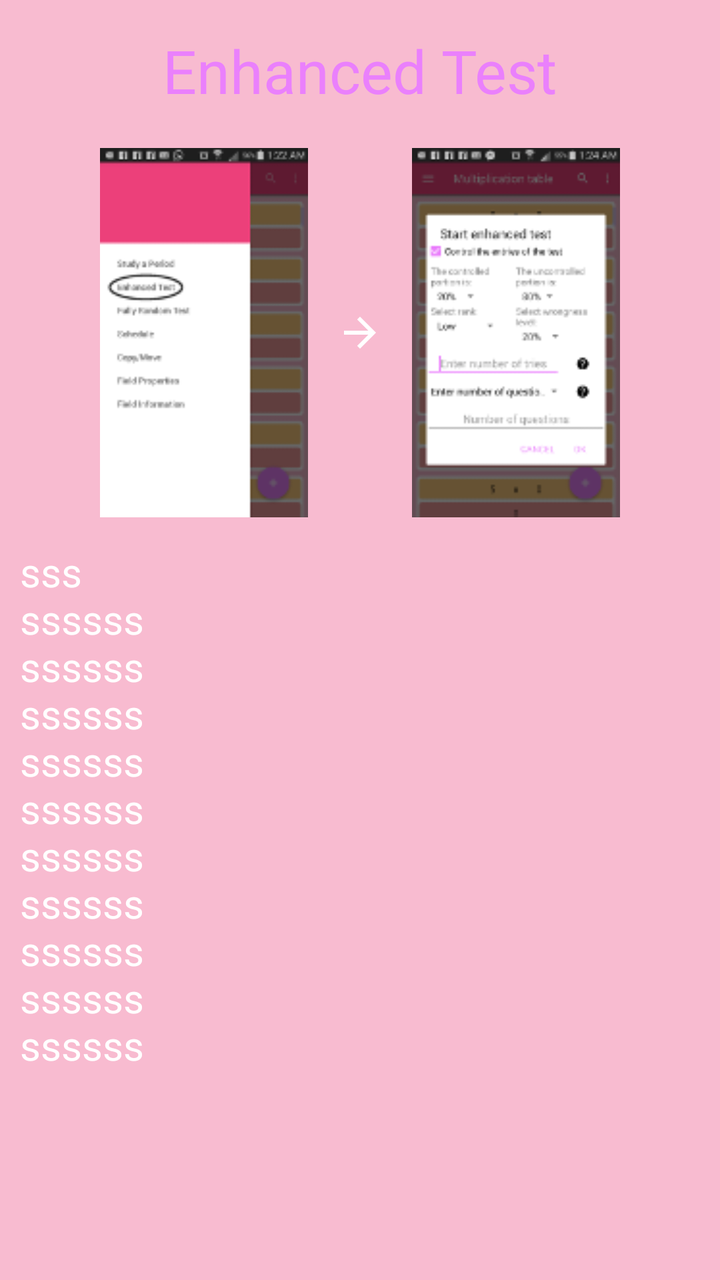
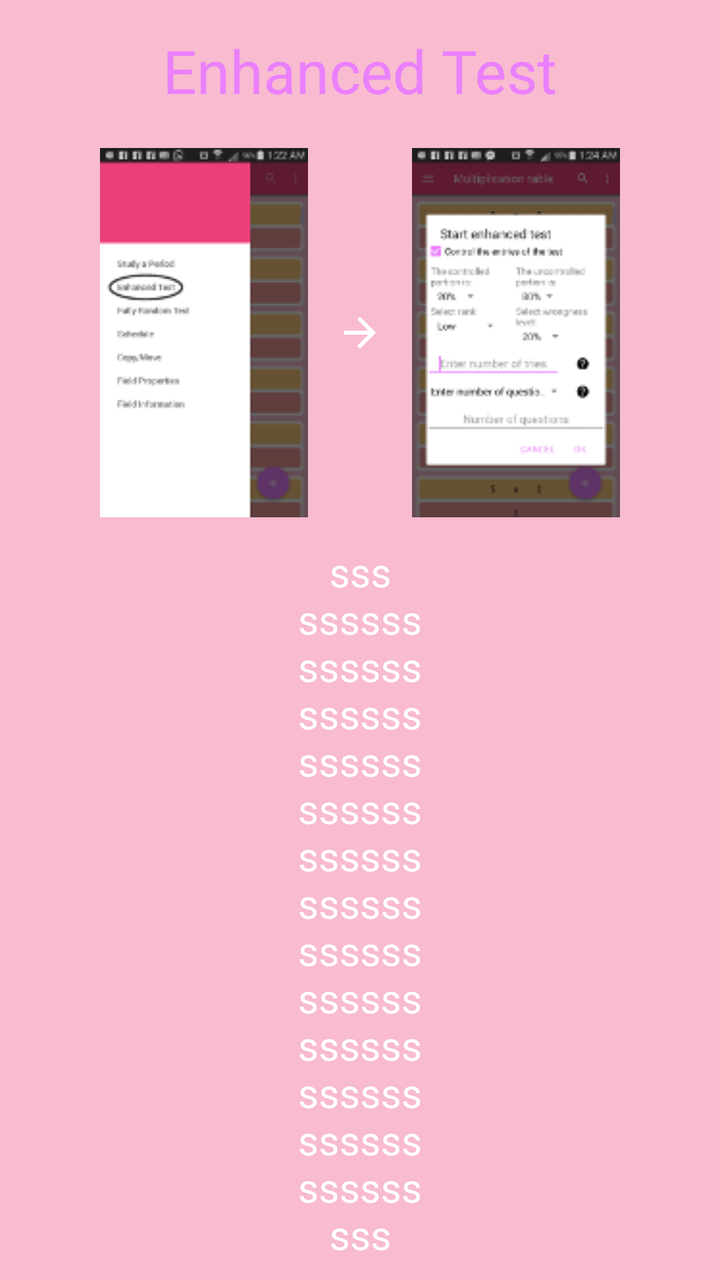

Before-and-after screenshots of an Android layout around one commit, followed by the original layout XML and the change that was made.
<!-- AndroidManifest.xml: application theme MyMaterialTheme -->
<!-- res/layout/intro_enhanced_test.xml -->
<?xml version="1.0" encoding="utf-8"?>
<LinearLayout xmlns:android="http://schemas.android.com/apk/res/android"
    android:layout_width="match_parent" android:layout_height="match_parent"
    android:orientation="vertical">

    <TextView
        android:layout_width="wrap_content"
        android:layout_height="wrap_content"
        android:text="@string/enhanced_test"
        android:textSize="30sp"
        android:padding="5dp"
        android:layout_margin="10dp"
        android:id="@+id/textView"
        android:textColor="@color/colorAccent"
        android:layout_gravity="center"/>

    <LinearLayout
        android:layout_width="match_parent"
        android:layout_height="wrap_content">

        <ImageView
            android:layout_width="0dp"
            android:layout_height="wrap_content"
            android:layout_weight="1"
            android:src="@drawable/intro_enhanced_test_scaled15"
            android:id="@+id/enhanced_test"
            android:layout_marginStart="50dp"
            android:onClick="introImageClicked"
            />

       <ImageView
           android:layout_width="0dp"
           android:layout_height="wrap_content"
           android:layout_weight="0.5"
           android:layout_gravity="center"
           android:src="@drawable/intro_arrow"/>

        <ImageView
            android:id="@+id/enhanced_test_dialog"
            android:layout_width="0dp"
            android:layout_height="wrap_content"
            android:layout_weight="1"
            android:src="@drawable/intro_enhanced_test_dialog_scaled15"
            android:layout_marginEnd="50dp"
            android:onClick="introImageClicked"
            />
    </LinearLayout>
    <EditText
        android:layout_width="match_parent"
        android:layout_height="280dp"
        android:textSize="20sp"
        android:textColor="@color/white_color"
        android:focusable="false"
        android:cursorVisible="false"
        android:background="@null"
        android:layout_margin="5dp"
        android:padding="5dp"
        android:text="sss\nssssss\nssssss\nssssss\nssssss\nssssss\nssssss\nssssss\nssssss\nssssss\nssssss\nssssss\nssssss\nssssss\nsss"/>

</LinearLayout>
<!-- resources referenced by this layout -->
<resources>
  <color name="colorAccent">#EA80FC</color>
  <color name="white_color">#FFFFFF</color>
  <!-- drawable intro_arrow: png bitmap (drawable-ar-hdpi, 148 bytes) -->
  <!-- drawable intro_enhanced_test_dialog_scaled15: png bitmap (drawable, 11833 bytes) -->
  <!-- drawable intro_enhanced_test_scaled15: png bitmap (drawable, 7173 bytes) -->
  <string name="enhanced_test">Enhanced Test</string>
  <style name="MyMaterialTheme" parent="MyMaterialTheme.Base">
  
      </style>
  <style name="MyMaterialTheme.Base" parent="Theme.AppCompat.Light.DarkActionBar">
          <item name="windowNoTitle">true</item>
          <item name="windowActionBar">false</item>
          <item name="colorPrimary">@color/colorPrimary</item>
          <item name="colorPrimaryDark">@color/colorPrimaryDark</item>
          <item name="colorAccent">@color/colorAccent</item>
          <item name="android:windowBackground">@color/windowBackground</item>
      </style>
  <color name="colorPrimary">#EC407A</color>
  <color name="colorPrimaryDark">#AD1457</color>
  <color name="windowBackground">#F8BBD0</color>
</resources>

<!-- the commit's change to res/layout/intro_enhanced_test.xml (unified diff, before → after) -->
@@ -26,6 +26,7 @@
             android:id="@+id/enhanced_test"
             android:layout_marginStart="50dp"
             android:onClick="introImageClicked"
+            android:elevation="5dp"
             />
 
        <ImageView
@@ -43,11 +44,12 @@
             android:src="@drawable/intro_enhanced_test_dialog_scaled15"
             android:layout_marginEnd="50dp"
             android:onClick="introImageClicked"
+            android:elevation="5dp"
             />
     </LinearLayout>
     <EditText
         android:layout_width="match_parent"
-        android:layout_height="280dp"
+        android:layout_height="0dp"
         android:textSize="20sp"
         android:textColor="@color/white_color"
         android:focusable="false"
@@ -55,6 +57,8 @@
         android:background="@null"
         android:layout_margin="5dp"
         android:padding="5dp"
-        android:text="sss\nssssss\nssssss\nssssss\nssssss\nssssss\nssssss\nssssss\nssssss\nssssss\nssssss\nssssss\nssssss\nssssss\nsss"/>
+        android:text="sss\nssssss\nssssss\nssssss\nssssss\nssssss\nssssss\nssssss\nssssss\nssssss\nssssss\nssssss\nssssss\nssssss\nsss"
+        android:layout_weight="1"
+        android:gravity="center"/>
 
 </LinearLayout>
